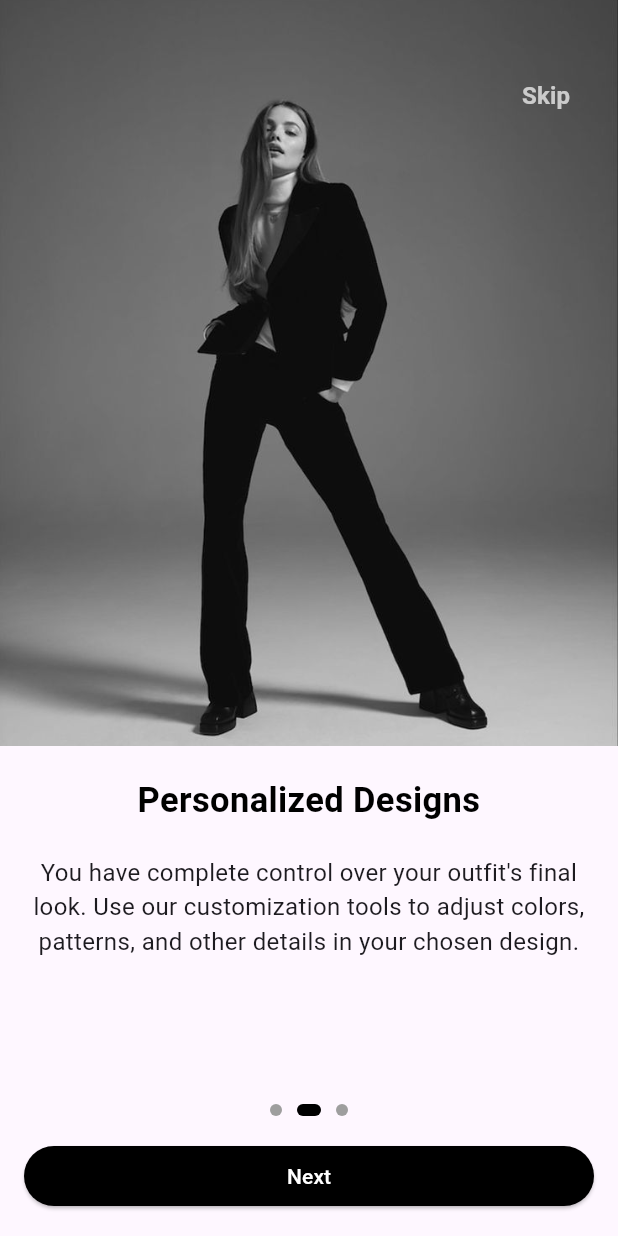
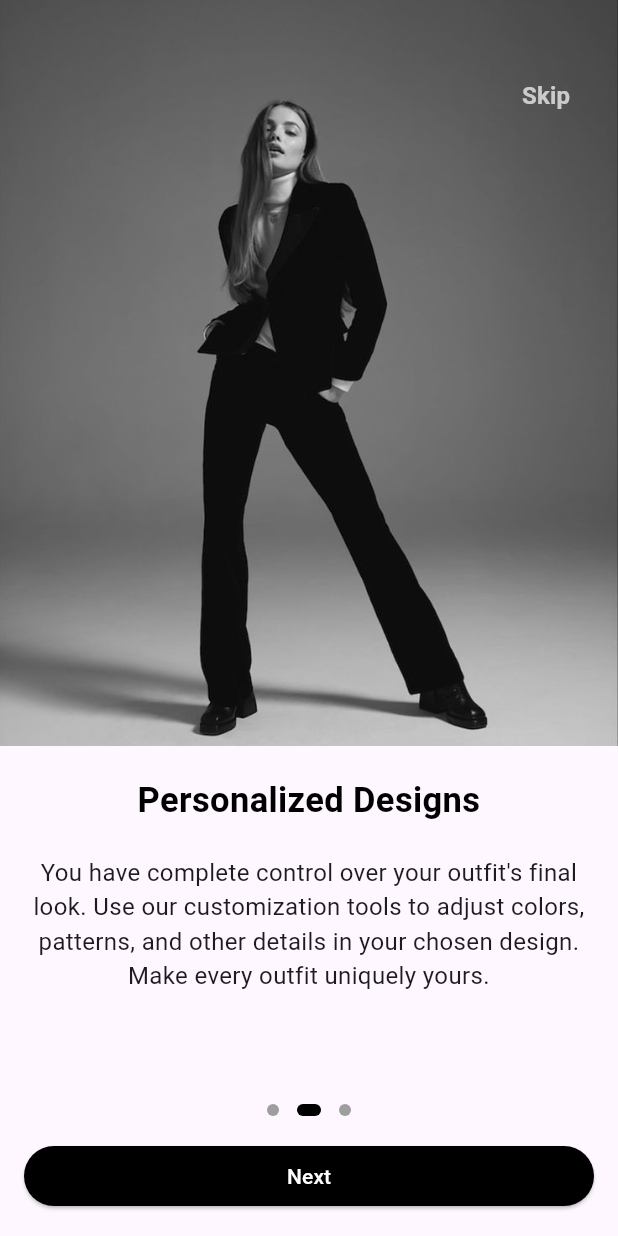
Before and after one commit to NuranHesara98/Fashion_Design_App, a Flutter app: the OnboardingView screen opened by its route, after a tap on "Next", on a phone screen of 412 x 824 dp. Run offline on Flutter 3.47's test engine with Material 3 defaults, Android fonts, the phone set to English and light mode, and no system bars; our stand-ins replace image_picker, lottie; missing offline and left inert: dart:html; project files that could hold a hidden picture were left out.

Commit message:
Enhance the UI and change navigation between few pages

```diff
--- a/clothing_app/lib/Onbording/onboarding_items.dart
+++ b/clothing_app/lib/Onbording/onboarding_items.dart
@@ -5,19 +5,19 @@ class OnboardingItems {
     OnboardingInfo(
       title: "Welcome to Dress Me",
       description:
-          "Our app is designed to help you create clothing that matches your unique style and preferences. Simply answer a few quick questions and design ideas. ",
+          "Our app is designed to help you create clothing that matches your unique style and preferences. Simply answer a few quick questions and design ideas. Discover fashion that truly represents you.",
       image: "assets/images/image45.jpeg",
     ),
     OnboardingInfo(
       title: "Personalized Designs",
       description:
-          "You have complete control over your outfit's final look. Use our customization tools to adjust colors, patterns, and other details in your chosen design.",
+          "You have complete control over your outfit's final look. Use our customization tools to adjust colors, patterns, and other details in your chosen design. Make every outfit uniquely yours.",
       image: "assets/images/image2.jpeg",
     ),
     OnboardingInfo(
       title: "Seamless Experience",
       description:
-          "Once you're satisfied with your design, you can place your order directly through the app. Select a trusted tailor or shop from our list of verified vendors to produce your garment.",
+          "Once you're satisfied with your design, you can place your order directly through the app. Select a trusted tailor or shop from our list of verified vendors to produce your garment. Enjoy hassle-free ordering with confidence.",
       image: "assets/images/image13.jpg",
     ),
   ];
--- a/clothing_app/lib/Onbording/onbording_view.dart
+++ b/clothing_app/lib/Onbording/onbording_view.dart
@@ -89,7 +89,7 @@ class _OnboardingViewState extends State<OnboardingView> {
                   controller.items.length,
                   (index) => AnimatedContainer(
                     duration: const Duration(milliseconds: 300),
-                    margin: const EdgeInsets.symmetric(horizontal: 5.0),
+                    margin: const EdgeInsets.symmetric(horizontal: 6.0),
                     height: 8.0,
                     width: currentPage == index ? 16.0 : 8.0,
                     decoration: BoxDecoration(
@@ -118,7 +118,8 @@ class _OnboardingViewState extends State<OnboardingView> {
                           );
                         } else {
                           // Navigate to WelcomeScreen instead of LoginPage
-                          Navigator.pushReplacementNamed(context, '/home');
+                          Navigator.pushReplacementNamed(
+                              context, '/twoOptions');
                         }
                       },
                       child: Text(
--- a/clothing_app/lib/main.dart
+++ b/clothing_app/lib/main.dart
@@ -8,6 +8,7 @@ import 'package:clothing_app/pages/suggestions.dart';
 // ignore: duplicate_import
 import 'package:clothing_app/pages/store.dart';
 import 'package:clothing_app/pages/getstart.dart'; // Import SuggestionPage
+import 'package:clothing_app/pages/twoOptions.dart';
 import 'package:flutter/material.dart';
 import 'dart:async';
 
@@ -45,6 +46,7 @@ class MyApp extends StatelessWidget {
         '/suggestion': (context) => const SuggestionPage(),
         '/welcome': (context) => const WelcomeScreen(),
         '/store': (context) => const StorePage(),
+        '/twoOptions': (context) => const TwoOptionsPage(),
       },
       onUnknownRoute: (settings) {
         return MaterialPageRoute(
--- a/clothing_app/lib/pages/signup.dart
+++ b/clothing_app/lib/pages/signup.dart
@@ -1,3 +1,4 @@
+import 'package:clothing_app/pages/getstart.dart';
 import 'package:flutter/material.dart';
 import 'package:lottie/lottie.dart';
 
@@ -58,7 +59,10 @@ class _SignUpPageState extends State<SignUpPage> {
         leading: IconButton(
           icon: const Icon(Icons.arrow_back, color: Colors.black),
           onPressed: () {
-            Navigator.pop(context);
+            Navigator.pushReplacement(
+              context,
+              MaterialPageRoute(builder: (context) => const WelcomeScreen()),
+            );
           },
         ),
       ),
```
Also changed, not shown: clothing_app/lib/pages/login.dart (+7 -3 lines).
